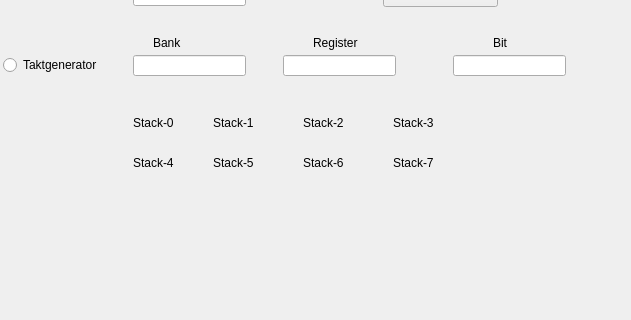
Above: mainwindow.ui from nudeldunker/PIC before the change; both pictures show x 547 to 1178 and y 84 to 404 of the 1178 by 756 pixel window. Below: the same form after it.
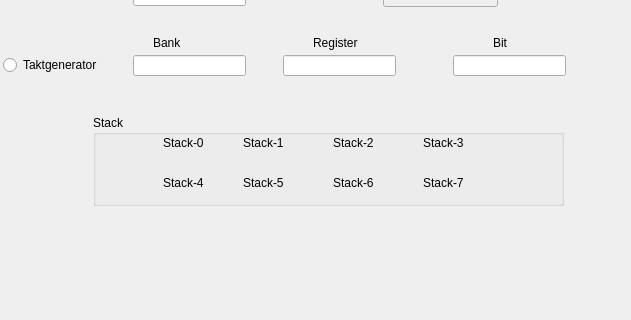
That is the form after the change.

```diff
--- a/mainwindow.ui
+++ b/mainwindow.ui
@@ -206,110 +206,6 @@
      <set>Qt::AlignCenter</set>
     </property>
    </widget>
-   <widget class="QLabel" name="Stack0">
-    <property name="geometry">
-     <rect>
-      <x>680</x>
-      <y>180</y>
-      <width>59</width>
-      <height>16</height>
-     </rect>
-    </property>
-    <property name="text">
-     <string>Stack-0</string>
-    </property>
-   </widget>
-   <widget class="QLabel" name="Stack1">
-    <property name="geometry">
-     <rect>
-      <x>760</x>
-      <y>180</y>
-      <width>59</width>
-      <height>16</height>
-     </rect>
-    </property>
-    <property name="text">
-     <string>Stack-1</string>
-    </property>
-   </widget>
-   <widget class="QLabel" name="Stack2">
-    <property name="geometry">
-     <rect>
-      <x>850</x>
-      <y>180</y>
-      <width>59</width>
-      <height>16</height>
-     </rect>
-    </property>
-    <property name="text">
-     <string>Stack-2</string>
-    </property>
-   </widget>
-   <widget class="QLabel" name="Stack3">
-    <property name="geometry">
-     <rect>
-      <x>940</x>
-      <y>180</y>
-      <width>59</width>
-      <height>16</height>
-     </rect>
-    </property>
-    <property name="text">
-     <string>Stack-3</string>
-    </property>
-   </widget>
-   <widget class="QLabel" name="Stack4">
-    <property name="geometry">
-     <rect>
-      <x>680</x>
-      <y>220</y>
-      <width>59</width>
-      <height>16</height>
-     </rect>
-    </property>
-    <property name="text">
-     <string>Stack-4</string>
-    </property>
-   </widget>
-   <widget class="QLabel" name="Stack5">
-    <property name="geometry">
-     <rect>
-      <x>760</x>
-      <y>220</y>
-      <width>59</width>
-      <height>16</height>
-     </rect>
-    </property>
-    <property name="text">
-     <string>Stack-5</string>
-    </property>
-   </widget>
-   <widget class="QLabel" name="Stack6">
-    <property name="geometry">
-     <rect>
-      <x>850</x>
-      <y>220</y>
-      <width>59</width>
-      <height>16</height>
-     </rect>
-    </property>
-    <property name="text">
-     <string>Stack-6</string>
-    </property>
-   </widget>
-   <widget class="QLabel" name="Stack7">
-    <property name="geometry">
-     <rect>
-      <x>940</x>
-      <y>220</y>
-      <width>59</width>
-      <height>16</height>
-     </rect>
-    </property>
-    <property name="text">
-     <string>Stack-7</string>
-    </property>
-   </widget>
    <widget class="QLineEdit" name="inputtest">
     <property name="geometry">
      <rect>
@@ -440,7 +336,7 @@
      <string>Reset</string>
     </property>
    </widget>
-   <widget class="QWidget" name="">
+   <widget class="QWidget" name="layoutWidget">
     <property name="geometry">
      <rect>
       <x>390</x>
@@ -542,7 +438,7 @@
      </item>
     </layout>
    </widget>
-   <widget class="QWidget" name="">
+   <widget class="QWidget" name="layoutWidget">
     <property name="geometry">
      <rect>
       <x>391</x>
@@ -666,6 +562,123 @@
      </item>
     </layout>
    </widget>
+   <widget class="QGroupBox" name="groupBox">
+    <property name="geometry">
+     <rect>
+      <x>640</x>
+      <y>180</y>
+      <width>471</width>
+      <height>91</height>
+     </rect>
+    </property>
+    <property name="title">
+     <string>Stack</string>
+    </property>
+    <widget class="QLabel" name="Stack7">
+     <property name="geometry">
+      <rect>
+       <x>330</x>
+       <y>60</y>
+       <width>59</width>
+       <height>16</height>
+      </rect>
+     </property>
+     <property name="text">
+      <string>Stack-7</string>
+     </property>
+    </widget>
+    <widget class="QLabel" name="Stack3">
+     <property name="geometry">
+      <rect>
+       <x>330</x>
+       <y>20</y>
+       <width>59</width>
+       <height>16</height>
+      </rect>
+     </property>
+     <property name="text">
+      <string>Stack-3</string>
+     </property>
+    </widget>
+    <widget class="QLabel" name="Stack6">
+     <property name="geometry">
+      <rect>
+       <x>240</x>
+       <y>60</y>
+       <width>59</width>
+       <height>16</height>
+      </rect>
+     </property>
+     <property name="text">
+      <string>Stack-6</string>
+     </property>
+    </widget>
+    <widget class="QLabel" name="Stack0">
+     <property name="geometry">
+      <rect>
+       <x>70</x>
+       <y>20</y>
+       <width>59</width>
+       <height>16</height>
+      </rect>
+     </property>
+     <property name="text">
+      <string>Stack-0</string>
+     </property>
+    </widget>
+    <widget class="QLabel" name="Stack2">
+     <property name="geometry">
+      <rect>
+       <x>240</x>
+       <y>20</y>
+       <width>59</width>
+       <height>16</height>
+      </rect>
+     </property>
+     <property name="text">
+      <string>Stack-2</string>
+     </property>
+    </widget>
+    <widget class="QLabel" name="Stack5">
+     <property name="geometry">
+      <rect>
+       <x>150</x>
+       <y>60</y>
+       <width>59</width>
+       <height>16</height>
+      </rect>
+     </property>
+     <property name="text">
+      <string>Stack-5</string>
+     </property>
+    </widget>
+    <widget class="QLabel" name="Stack1">
+     <property name="geometry">
+      <rect>
+       <x>150</x>
+       <y>20</y>
+       <width>59</width>
+       <height>16</height>
+      </rect>
+     </property>
+     <property name="text">
+      <string>Stack-1</string>
+     </property>
+    </widget>
+    <widget class="QLabel" name="Stack4">
+     <property name="geometry">
+      <rect>
+       <x>70</x>
+       <y>60</y>
+       <width>59</width>
+       <height>16</height>
+      </rect>
+     </property>
+     <property name="text">
+      <string>Stack-4</string>
+     </property>
+    </widget>
+   </widget>
   </widget>
   <widget class="QMenuBar" name="menubar">
    <property name="geometry">
```
